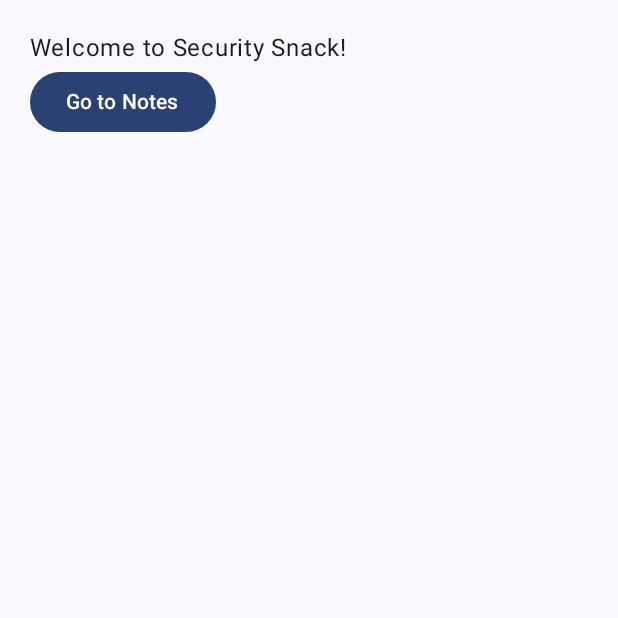
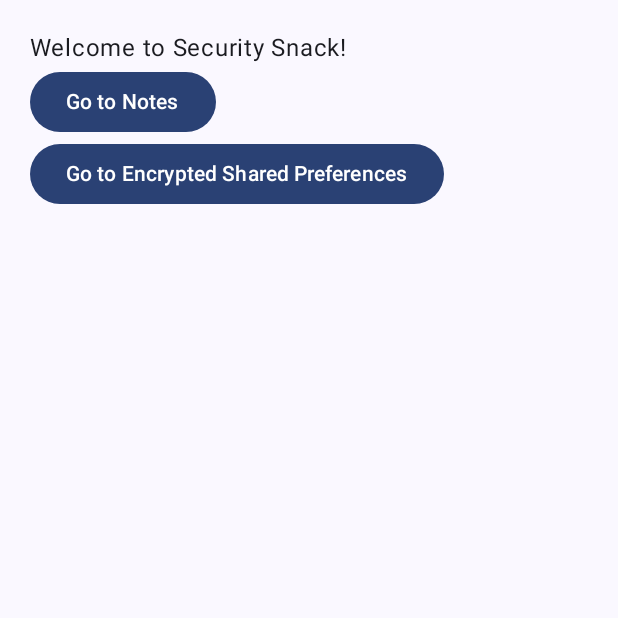
Before and after one commit to code-and-notes/securitysnack, an Android app built with Jetpack Compose: the screen it shows after launch (MainActivity), on a phone screen of 412 x 824 dp, the top half of it. Run offline under Robolectric (Android 15) with nearby library versions, the phone set to English and light mode, and no system bars; our stand-ins replace Room's generated code; 2 statements that could not run were skipped.

Commit message:
encrypted store pref screen and required code is created

```diff
--- a/app/build.gradle.kts
+++ b/app/build.gradle.kts
@@ -53,7 +53,7 @@ dependencies {
     implementation(libs.androidx.room.ktx)
     ksp(libs.androidx.room.compiler)
     implementation(libs.androidx.biometric)
-
+    implementation(libs.androidx.security.crypto)
     testImplementation(libs.junit)
     androidTestImplementation(libs.androidx.junit)
     androidTestImplementation(libs.androidx.espresso.core)
--- a/app/src/main/java/com/android/learning/securitysnack/sealed/Screens.kt
+++ b/app/src/main/java/com/android/learning/securitysnack/sealed/Screens.kt
@@ -3,4 +3,6 @@ package com.android.learning.securitysnack.sealed
 sealed class Screens {
     object Home : Screens()
     object Notes : Screens()
+
+    object ESP: Screens()
 }
--- a/app/src/main/java/com/android/learning/securitysnack/ui/activities/MainActivity.kt
+++ b/app/src/main/java/com/android/learning/securitysnack/ui/activities/MainActivity.kt
@@ -1,5 +1,6 @@
 package com.android.learning.securitysnack.ui.activities
 
+import android.content.SharedPreferences
 import android.os.Build
 import android.os.Bundle
 import androidx.activity.ComponentActivity
@@ -23,8 +24,11 @@ import androidx.compose.ui.unit.dp
 import androidx.fragment.app.FragmentActivity
 import androidx.room.Room
 import androidx.room.RoomDatabase
+import androidx.security.crypto.EncryptedSharedPreferences
+import androidx.security.crypto.MasterKey
 import com.android.learning.securitysnack.database.AppDatabase
 import com.android.learning.securitysnack.sealed.Screens
+import com.android.learning.securitysnack.ui.screens.ESPScreen
 import com.android.learning.securitysnack.ui.screens.Notes
 import com.android.learning.securitysnack.ui.theme.SecuritysnackTheme
 import com.android.learning.securitysnack.utilities.AppLock
@@ -32,6 +36,8 @@ import com.android.learning.securitysnack.viewmodels.MainViewModel
 
 class MainActivity : FragmentActivity() {
     var screens: Screens by  mutableStateOf(Screens.Home)
+
+    lateinit var securePref: SharedPreferences
 
     lateinit var database: RoomDatabase
 
@@ -47,12 +53,26 @@ class MainActivity : FragmentActivity() {
         ).build()
         mainViewModel = MainViewModel()
         AppLock.promptForAuthentication(this)
+        val masterKey = MasterKey.Builder(this)
+            .setKeyScheme(MasterKey.KeyScheme.AES256_GCM)
+            .build()
+        securePref = EncryptedSharedPreferences.create(
+            this.applicationContext,
+            "ESP_File",
+            masterKey,
+            EncryptedSharedPreferences.PrefKeyEncryptionScheme.AES256_SIV,
+            EncryptedSharedPreferences.PrefValueEncryptionScheme.AES256_GCM
+        )
         setContent {
             SecuritysnackTheme {
                 Scaffold(modifier = Modifier.fillMaxSize()) { innerPadding ->
                     when(screens) {
-                        Screens.Home -> Home(modifier = Modifier.padding(innerPadding), goToNotes = {screens = Screens.Notes})
+                        Screens.Home -> Home(modifier = Modifier.padding(innerPadding),
+                            goToNotes = {screens = Screens.Notes},
+                            goToESP = {screens = Screens.ESP}
+                        )
                         Screens.Notes -> Notes(modifier = Modifier.padding(innerPadding),mainViewModel,database as AppDatabase)
+                        Screens.ESP -> ESPScreen(securePref)
                     }
 
                 }
@@ -64,11 +84,17 @@ class MainActivity : FragmentActivity() {
 
 
 @Composable
-fun Home( modifier: Modifier = Modifier, goToNotes: () -> Unit = {}) {
+fun Home( modifier: Modifier = Modifier,
+          goToNotes: () -> Unit = {},
+          goToESP: () -> Unit = {}
+) {
     Column(modifier = modifier.padding(20.dp), horizontalAlignment = Alignment.Start) {
         Text("Welcome to Security Snack!")
         Button(onClick = goToNotes) {
             Text("Go to Notes")
+        }
+        Button(onClick = goToESP) {
+            Text("Go to Encrypted Shared Preferences")
         }
     }
 
--- a/app/src/main/java/com/android/learning/securitysnack/utilities/AppLock.kt
+++ b/app/src/main/java/com/android/learning/securitysnack/utilities/AppLock.kt
@@ -27,6 +27,7 @@ object AppLock {
                         "Authentication error: $errString", Toast.LENGTH_SHORT
                     )
                         .show()
+                    activity.finish()
                 }
 
                 override fun onAuthenticationSucceeded(
--- a/gradle/libs.versions.toml
+++ b/gradle/libs.versions.toml
@@ -11,6 +11,7 @@ composeBom = "2024.09.00"
 roomVersion = "2.8.1"
 ksp = "2.0.21-1.0.25"
 biometric =  "1.4.0-alpha02"
+security = "1.1.0-alpha06"
 
 [libraries]
 androidx-core-ktx = { group = "androidx.core", name = "core-ktx", version.ref = "coreKtx" }
@@ -31,6 +32,7 @@ androidx-room-compiler = { group = "androidx.room", name = "room-compiler", vers
 androidx-room-runtime = { group = "androidx.room", name = "room-runtime",version.ref = "roomVersion"  }
 androidx-room-ktx = { group = "androidx.room", name = "room-ktx", version.ref = "roomVersion" }
 androidx-biometric = {group = "androidx.biometric", name = "biometric", version.ref = "biometric" }
+androidx-security-crypto = {group = "androidx.security", name = "security-crypto", version.ref = "security" }
 
 
 [plugins]
```
Also changed, not shown: app/src/main/java/com/android/learning/securitysnack/ui/screens/EncryptedSharedPreference.kt (added, +63 -0 lines).
